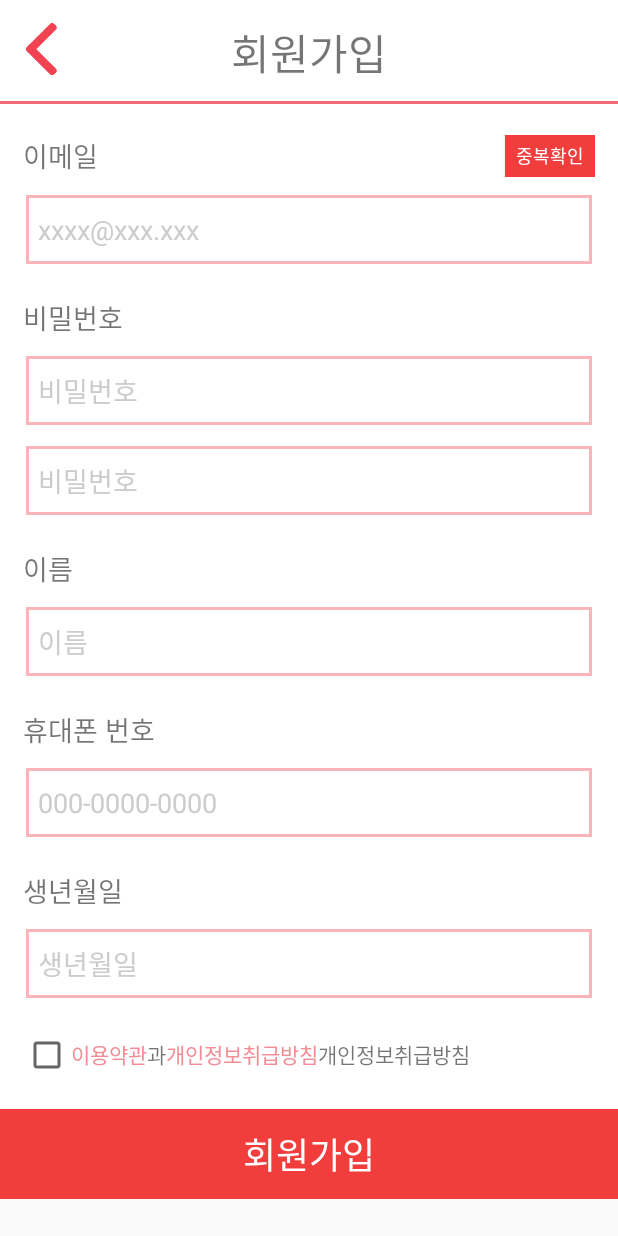
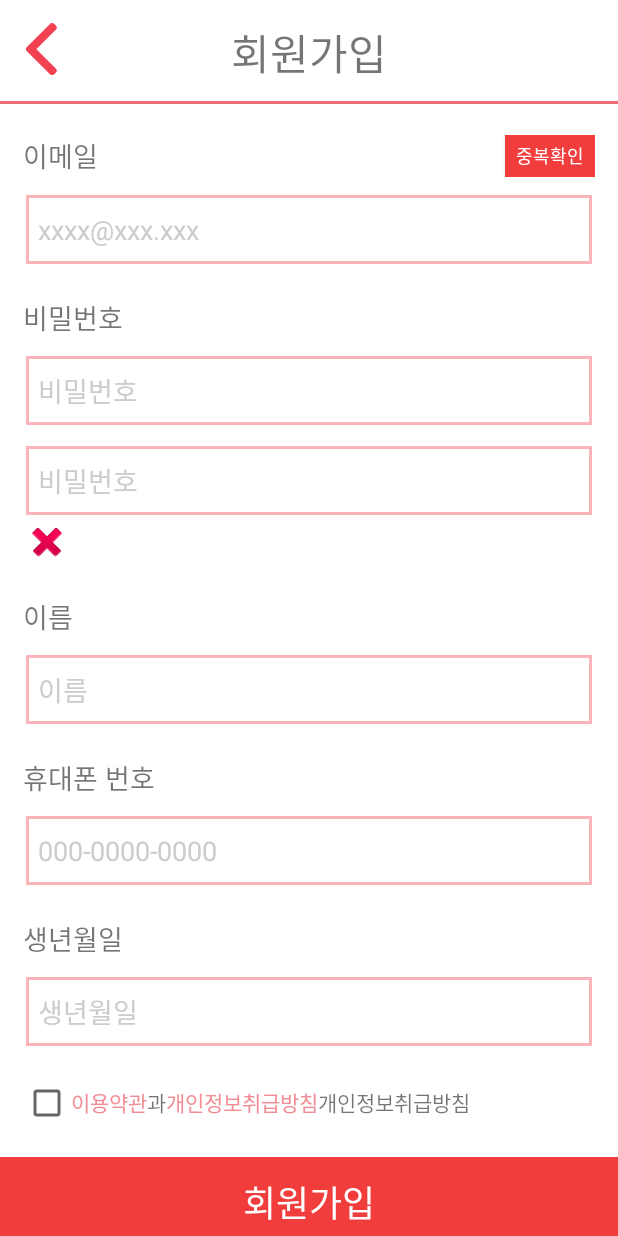
Before and after one commit to IT-SSU/pypy, an Android app: the Join screen opened directly, with no data from a screen before it, on a phone screen of 412 x 824 dp. Run offline under Robolectric (Android 15) with nearby library versions, the phone set to English and light mode, and no system bars; our stand-ins replace Volley; network calls fail.

Commit message:
Update join.xml

```diff
--- a/ppiyongppiyong4/app/src/main/res/layout/join.xml
+++ b/ppiyongppiyong4/app/src/main/res/layout/join.xml
@@ -82,16 +82,20 @@
                             style="@style/join_list_edit"
                             android:hint="@string/pw"
                             android:ems="255"
-                            android:id="@+id/txtPw"
+                            android:id="@+id/txtPwChk"
                             android:inputType="textPassword"
                             android:importantForAutofill="no" tools:targetApi="o"/>
                     <EditText
                             style="@style/join_list_edit"
                             android:hint="@string/pw"
                             android:ems="255"
-                            android:id="@+id/txtPwChk"
+                            android:id="@+id/txtPw"
                             android:inputType="textPassword"
                             android:importantForAutofill="no" tools:targetApi="o"/>
+                    <ImageView
+                            android:layout_width="wrap_content"
+                            android:layout_height="wrap_content" app:srcCompat="@android:drawable/ic_delete"
+                            android:id="@+id/imgvPwChk"/>
                 </LinearLayout>
                 <LinearLayout
                         android:orientation="vertical"
```
